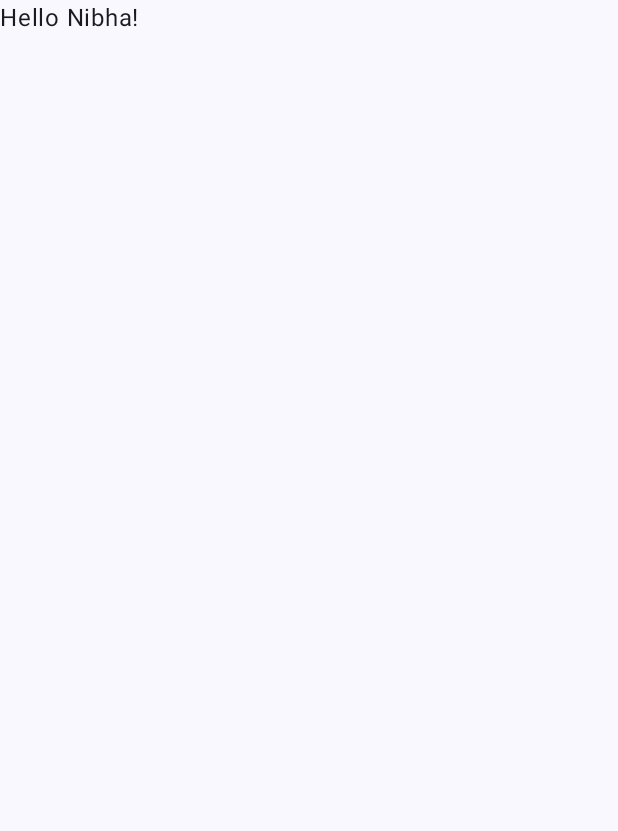
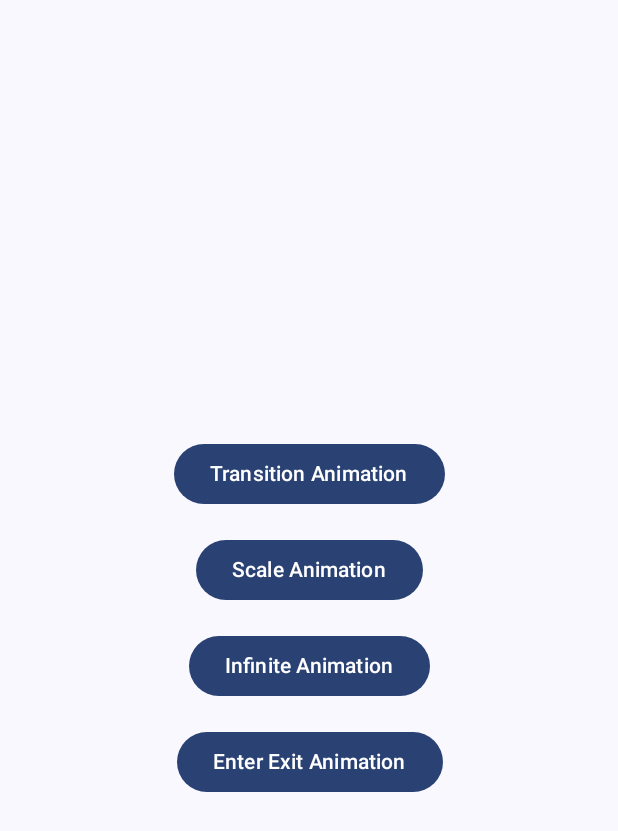
Before and after one commit to Nibha-Maharjan/MAPD721-A3-NibhaMaharjan, an Android app built with Jetpack Compose: the screen it shows after launch (MainActivity), on a phone screen of 412 x 824 dp. Before the commit the part shown is almost empty. Shown: the top 831 px of the screen. Run offline under Robolectric (Android 15) with nearby library versions, the phone set to English and light mode, and no system bars.

Commit message:
3 Animations done 1 Left

```diff
--- a/app/src/main/java/com/example/mapd721_a3_nibhamaharjan/MainActivity.kt
+++ b/app/src/main/java/com/example/mapd721_a3_nibhamaharjan/MainActivity.kt
@@ -3,13 +3,23 @@ package com.example.mapd721_a3_nibhamaharjan
 import android.os.Bundle
 import androidx.activity.ComponentActivity
 import androidx.activity.compose.setContent
+import androidx.compose.foundation.layout.Box
+import androidx.compose.foundation.layout.Column
 import androidx.compose.foundation.layout.fillMaxSize
+import androidx.compose.foundation.layout.padding
+import androidx.compose.material3.Button
 import androidx.compose.material3.MaterialTheme
 import androidx.compose.material3.Surface
 import androidx.compose.material3.Text
 import androidx.compose.runtime.Composable
+import androidx.compose.ui.Alignment
 import androidx.compose.ui.Modifier
 import androidx.compose.ui.tooling.preview.Preview
+import androidx.compose.ui.unit.dp
+import androidx.navigation.NavHostController
+import androidx.navigation.compose.NavHost
+import androidx.navigation.compose.composable
+import androidx.navigation.compose.rememberNavController
 import com.example.mapd721_a3_nibhamaharjan.ui.theme.MAPD721A3NibhaMaharjanTheme
 
 class MainActivity : ComponentActivity() {
@@ -17,12 +27,12 @@ class MainActivity : ComponentActivity() {
         super.onCreate(savedInstanceState)
         setContent {
             MAPD721A3NibhaMaharjanTheme {
-                // A surface container using the 'background' color from the theme
                 Surface(
                     modifier = Modifier.fillMaxSize(),
                     color = MaterialTheme.colorScheme.background
                 ) {
-                    Greeting("Nibha")
+                    val navController = rememberNavController()
+                    Navigation(navController)
                 }
             }
         }
@@ -30,17 +40,61 @@ class MainActivity : ComponentActivity() {
 }
 
 @Composable
-fun Greeting(name: String, modifier: Modifier = Modifier) {
-    Text(
-        text = "Hello $name!",
-        modifier = modifier
-    )
+fun Navigation(navController: NavHostController) {
+    NavHost(navController, startDestination = "home") {
+        composable("home") { HomePage(navController) }
+        composable("transitionAnimation") { TransitionAnimationPage() }
+        composable("scaleAnimation") { ScaleAnimationPage() }
+        composable("infiniteAnimation") { InfiniteAnimationPage() }
+        composable("enterExitAnimationPage") { EnterExitAnimationPage() }
+    }
+}
+
+@Composable
+fun HomePage(navController: NavHostController) {
+    Surface(
+        modifier = Modifier.fillMaxSize(),
+        color = MaterialTheme.colorScheme.background
+    ) {
+        Box(
+            modifier = Modifier.fillMaxSize(),
+            contentAlignment = Alignment.Center
+        ) {
+            Column(
+                horizontalAlignment = Alignment.CenterHorizontally
+            ) {
+                HomeButton(text = "Transition Animation") {
+                    navController.navigate("transitionAnimation")
+                }
+                HomeButton(text = "Scale Animation", onClick = {
+                    navController.navigate("scaleAnimation")
+                })
+                HomeButton(text = "Infinite Animation", onClick = {
+                    navController.navigate("infiniteAnimation")
+                })
+                HomeButton(text = "Enter Exit Animation", onClick = {
+                    navController.navigate("enterExitAnimationPage")
+                })
+            }
+        }
+    }
+}
+
+
+@Composable
+fun HomeButton(text: String, onClick: () -> Unit) {
+    Button(
+        onClick = onClick,
+        modifier = Modifier.padding(8.dp)
+    ) {
+        Text(text = text)
+    }
 }
 
 @Preview(showBackground = true)
 @Composable
-fun GreetingPreview() {
+fun HomePagePreview() {
     MAPD721A3NibhaMaharjanTheme {
-        Greeting("Android")
+        HomePage(navController = rememberNavController())
     }
 }
```
Also changed, not shown: app/build.gradle.kts (+10 -1 lines), app/src/main/AndroidManifest.xml (+12 -0 lines).
